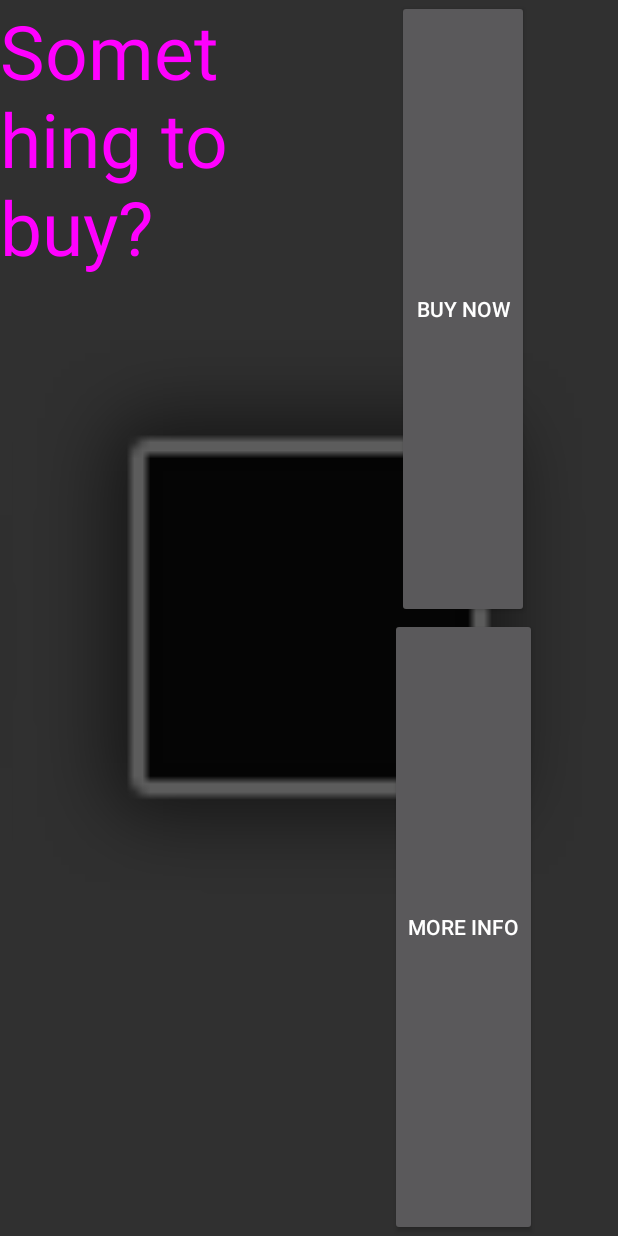
After one commit to kaiyisg/keen, an Android app: the layout landing_page.xml on its own in the app's theme, with its tools: preview values and no code run, on a phone screen of 412 x 824 dp. The commit adds this screen. Run offline under Robolectric (Android 15) with nearby library versions, the phone set to English and light mode, and no system bars.

Commit message:
First commit for landing page

```diff
--- /dev/null
+++ b/app/src/main/java/com/noc/keen/LandingPage.java
@@ -0,0 +1,20 @@
+package com.noc.keen;
+
+import android.content.Intent;
+import android.os.Bundle;
+import android.support.v7.app.AppCompatActivity;
+
+/**
+ * Created by JiaWern on 11/2/17.
+ */
+
+public class LandingPage extends AppCompatActivity {
+    @Override
+    protected void onCreate(Bundle savedInstanceState) {
+        super.onCreate(savedInstanceState);
+        setContentView(R.layout.landing_page);
+
+        Intent intent = getIntent();
+
+    }
+}
--- a/app/src/main/java/com/noc/keen/MainActivity.java
+++ b/app/src/main/java/com/noc/keen/MainActivity.java
@@ -1,6 +1,7 @@
 package com.noc.keen;
 
 import android.accounts.Account;
+import android.content.Intent;
 import android.os.AsyncTask;
 import android.os.Bundle;
 import android.os.RemoteException;
@@ -41,8 +42,8 @@ public class MainActivity extends AppCompatActivity implements View.OnTouchListe
     }
 
     public boolean onTouch(View v, MotionEvent event) {
-//        Intent intent = new Intent(this, New1.class);
-//        startActivity(intent);
+        Intent intent = new Intent(this, LandingPage.class);
+        startActivity(intent);
         return true;
     }
 
--- /dev/null
+++ b/app/src/main/res/layout/landing_page.xml
@@ -0,0 +1,62 @@
+<?xml version="1.0" encoding="utf-8"?>
+<RelativeLayout xmlns:android="http://schemas.android.com/apk/res/android"
+    xmlns:app="http://schemas.android.com/apk/res-auto"
+    xmlns:tools="http://schemas.android.com/tools"
+    android:layout_width="match_parent"
+    android:layout_height="match_parent">
+
+    <ImageView
+        android:layout_width="match_parent"
+        android:layout_height="match_parent"
+        app:srcCompat="@android:drawable/alert_dark_frame"
+        android:layout_alignParentTop="true"
+        android:layout_centerHorizontal="true"
+        android:layout_marginTop="42dp"
+        tools:ignore="ContentDescription"
+        android:id="@+id/imageView"/>
+
+    <RelativeLayout
+        android:layout_width="match_parent"
+        android:layout_height="match_parent">
+
+        <LinearLayout android:orientation="horizontal" android:layout_height="fill_parent" android:layout_width="fill_parent">
+            <LinearLayout android:layout_weight="1" android:layout_height="fill_parent" android:layout_width="0dp">
+
+                <TextView
+                    android:text="Something to buy?"
+                    android:layout_width="match_parent"
+                    android:layout_height="match_parent"
+                    android:textSize="50dp"
+                    android:textColor="#ffff00ff"
+                    android:id="@+id/textView3" />
+            </LinearLayout>
+            <LinearLayout android:layout_weight="1" android:layout_height="fill_parent" android:layout_width="0dp">
+
+                <LinearLayout android:orientation="vertical" android:layout_height="fill_parent" android:layout_width="fill_parent">
+                    <LinearLayout android:layout_weight="1" android:layout_height="wrap_content" android:layout_width="fill_parent"
+                        android:orientation="vertical"
+                        android:gravity="center">
+                        <Button
+                            android:text="Buy Now"
+                            android:layout_width="wrap_content"
+                            android:layout_height="wrap_content"
+                            android:id="@+id/button2"
+                            android:layout_weight="1" />
+                        </LinearLayout>
+
+                    <LinearLayout android:layout_weight="1" android:layout_height="wrap_content" android:layout_width="fill_parent"
+                        android:orientation="vertical"
+                        android:gravity="center">
+
+                        <Button
+                            android:text="More info"
+                            android:layout_width="wrap_content"
+                            android:layout_height="wrap_content"
+                            android:id="@+id/button"
+                            android:layout_weight="1" />
+                        </LinearLayout>
+                </LinearLayout>
+            </LinearLayout>
+        </LinearLayout>
+    </RelativeLayout>
+</RelativeLayout>
```
